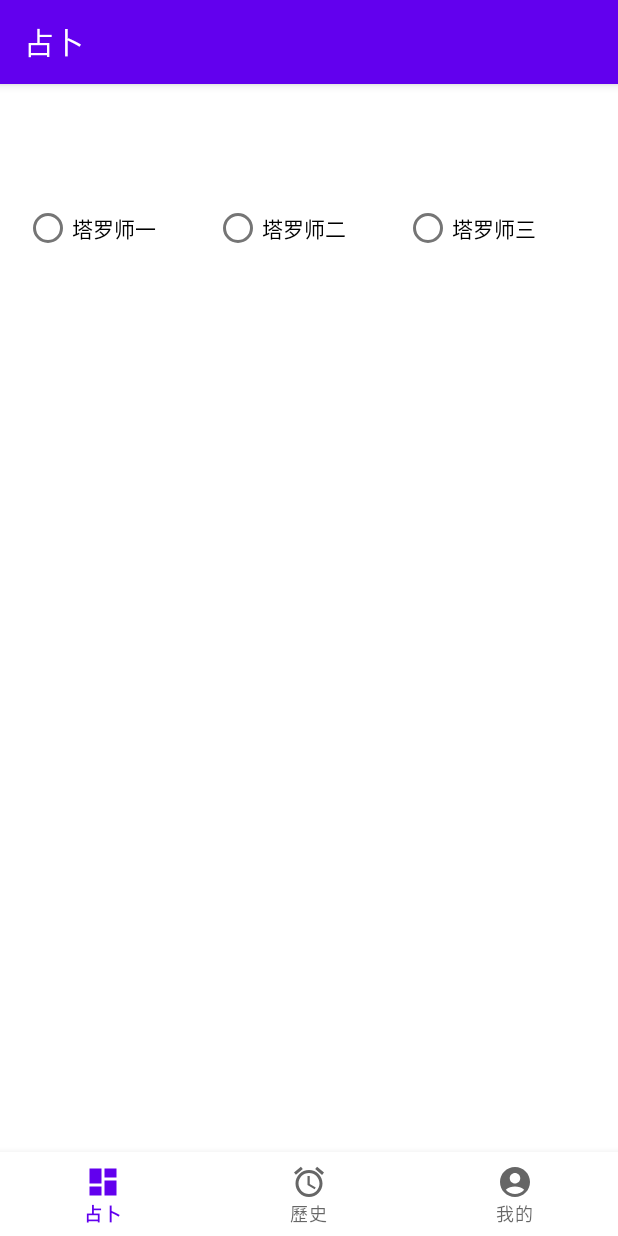
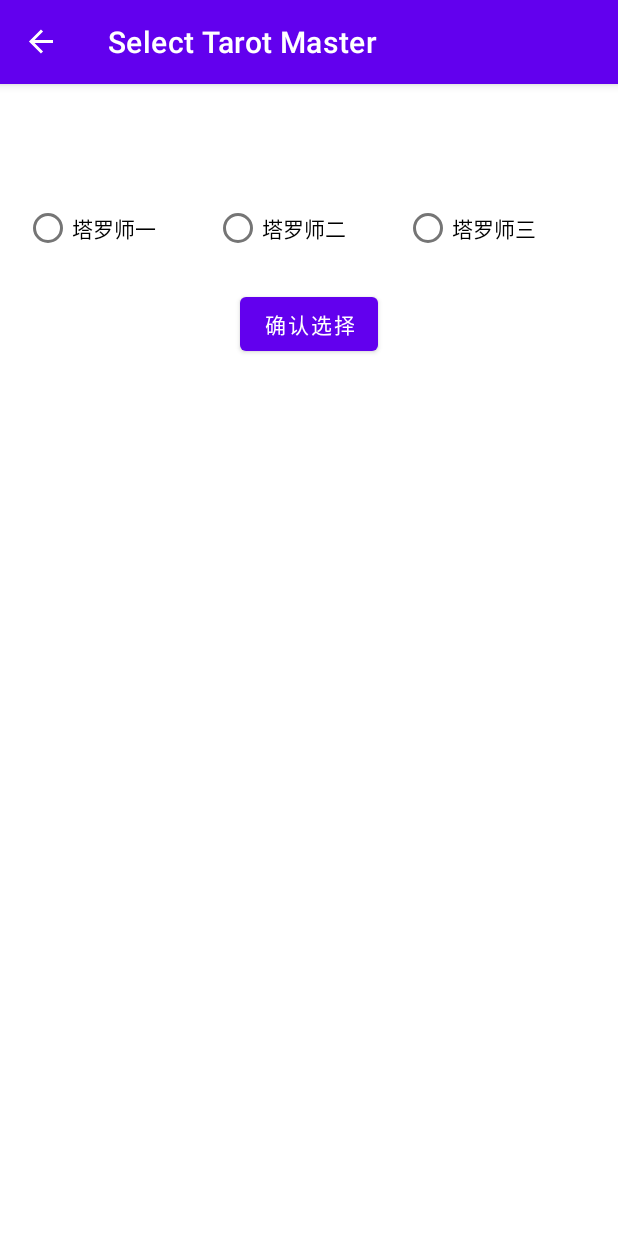
Before and after one commit to Alonsohsu/sosotalot, an Android app: the screen it shows after launch (MainActivity), after a tap on "CONTINUE AS GUEST", on a phone screen of 412 x 824 dp. Run offline under Robolectric (Android 15) with nearby library versions, the phone set to English and light mode, and no system bars; our stand-ins replace navigation-ui.

Commit message:
1. 完成塔羅師選擇和陣型選擇

```diff
--- a/app/src/main/java/com/example/sosotalot/ui/tarot/TarotMasterSelectionFragment.kt
+++ b/app/src/main/java/com/example/sosotalot/ui/tarot/TarotMasterSelectionFragment.kt
@@ -1,6 +1,7 @@
 package com.example.sosotalot.ui.tarot
 
 import android.os.Bundle
+import android.util.Log
 import android.view.LayoutInflater
 import android.view.View
 import android.view.ViewGroup
@@ -15,8 +16,7 @@ class TarotMasterSelectionFragment : Fragment() {
     private val binding get() = _binding!!
 
     override fun onCreateView(
-        inflater: LayoutInflater, container: ViewGroup?,
-        savedInstanceState: Bundle?
+        inflater: LayoutInflater, container: ViewGroup?, savedInstanceState: Bundle?
     ): View {
         _binding = FragmentTarotMasterSelectionBinding.inflate(inflater, container, false)
         setupListeners()
@@ -24,13 +24,18 @@ class TarotMasterSelectionFragment : Fragment() {
     }
 
     private fun setupListeners() {
-        binding.tarotMasterRadioGroup.setOnCheckedChangeListener { group, checkedId ->
+        // 监听按钮点击事件而不是单选按钮改变事件
+        binding.confirmSelectionButton.setOnClickListener {
             navigateToQuestionInput()
         }
     }
 
     private fun navigateToQuestionInput() {
-//        findNavController().navigate(R.id.action_tarotMasterSelectionFragment_to_questionInputFragment)
+        if (findNavController().currentDestination?.id == R.id.tarotMasterSelectionFragment) {
+            findNavController().navigate(R.id.action_tarotMasterSelectionFragment_to_questionInputFragment)
+        } else {
+            Log.e("Navigation", "Attempted to navigate away from TarotMasterSelectionFragment but it's not the current destination.")
+        }
     }
 
     override fun onDestroyView() {
--- a/app/src/main/res/layout/fragment_tarot_master_selection.xml
+++ b/app/src/main/res/layout/fragment_tarot_master_selection.xml
@@ -37,4 +37,14 @@
             android:layout_weight="1"/>
     </RadioGroup>
 
+    <!-- 确认选择按钮 -->
+    <Button
+        android:id="@+id/confirmSelectionButton"
+        android:layout_width="wrap_content"
+        android:layout_height="wrap_content"
+        android:text="确认选择"
+        android:layout_marginTop="16dp"
+        app:layout_constraintTop_toBottomOf="@id/tarotMasterRadioGroup"
+        app:layout_constraintStart_toStartOf="parent"
+        app:layout_constraintEnd_toEndOf="parent"/>
 </androidx.constraintlayout.widget.ConstraintLayout>
--- a/app/src/main/res/navigation/mobile_navigation.xml
+++ b/app/src/main/res/navigation/mobile_navigation.xml
@@ -3,7 +3,7 @@
     xmlns:app="http://schemas.android.com/apk/res-auto"
     xmlns:tools="http://schemas.android.com/tools"
     android:id="@+id/mobile_navigation"
-    app:startDestination="@+id/navigation_divination">
+    app:startDestination="@+id/tarotMasterSelectionFragment">
 
     <fragment
         android:id="@+id/loginFragment"
@@ -12,11 +12,11 @@
         tools:layout="@layout/fragment_login">
         <action
             android:id="@+id/action_loginFragment_to_navigation_home"
-            app:destination="@id/navigation_divination" />
+            app:destination="@id/tarotMasterSelectionFragment" />
     </fragment>
 
     <fragment
-        android:id="@+id/navigation_divination"
+        android:id="@+id/tarotMasterSelectionFragment"
         android:name="com.example.sosotalot.ui.tarot.TarotMasterSelectionFragment"
         android:label="@string/title_divination"
         tools:layout="@layout/fragment_tarot_master_selection" />
@@ -32,4 +32,44 @@
         android:name="com.example.sosotalot.ui.profile.UserProfileFragment"
         android:label="@string/title_my"
         tools:layout="@layout/fragment_user_profile" />
+
+    <!-- Tarot Master Selection Fragment -->
+    <fragment
+        android:id="@+id/tarotMasterSelectionFragment"
+        android:name="com.example.sosotalot.ui.tarot.TarotMasterSelectionFragment"
+        android:label="Select Tarot Master"
+        tools:layout="@layout/fragment_tarot_master_selection">
+        <action
+            android:id="@+id/action_tarotMasterSelectionFragment_to_questionInputFragment"
+            app:destination="@id/questionInputFragment" />
+    </fragment>
+
+    <!-- Question Input Fragment -->
+    <fragment
+        android:id="@+id/questionInputFragment"
+        android:name="com.example.sosotalot.ui.tarot.QuestionInputFragment"
+        android:label="Input Question"
+        tools:layout="@layout/fragment_question_input">
+        <action
+            android:id="@+id/action_questionInputFragment_to_layoutSelectionFragment"
+            app:destination="@id/layoutSelectionFragment" />
+    </fragment>
+
+    <!-- Layout Selection Fragment -->
+    <fragment
+        android:id="@+id/layoutSelectionFragment"
+        android:name="com.example.sosotalot.ui.tarot.LayoutSelectionFragment"
+        android:label="Select Layout"
+        tools:layout="@layout/fragment_layout_selection">
+        <action
+            android:id="@+id/action_layoutSelectionFragment_to_cardDrawingFragment"
+            app:destination="@id/cardDrawingFragment" />
+    </fragment>
+
+    <!-- Card Drawing Fragment -->
+    <fragment
+        android:id="@+id/cardDrawingFragment"
+        android:name="com.example.sosotalot.ui.tarot.CardDrawingFragment"
+        android:label="Draw Cards"
+        tools:layout="@layout/fragment_card_drawing" />
 </navigation>
```
Also changed, not shown: app/src/main/java/com/example/sosotalot/network/OpenAIService.kt (+51 -16 lines), app/src/main/java/com/example/sosotalot/ui/tarot/LayoutSelectionFragment.kt (+49 -4 lines), app/src/main/java/com/example/sosotalot/ui/tarot/QuestionInputFragment.kt (+17 -6 lines), app/src/main/res/layout/fragment_layout_selection.xml (+15 -4 lines).
